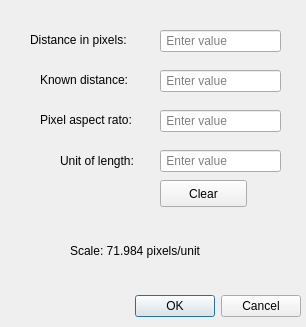
First picture: the form in src/gui/ui_designs/set_scale_window.ui, repository Nikolajkng/NanoparticleAnalysis, before the edit.
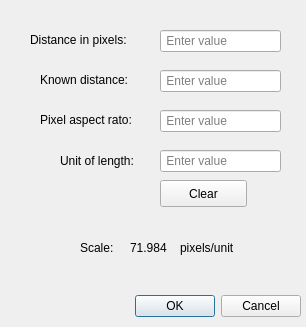
Second picture: the form after the edit.

Commit message: implemented set_scale, user can  manual config otherwise auto set

The edit to the form file:
```diff
--- a/src/gui/ui_designs/set_scale_window.ui
+++ b/src/gui/ui_designs/set_scale_window.ui
@@ -153,17 +153,17 @@
     <string>Clear</string>
    </property>
   </widget>
-  <widget class="QLabel" name="label_scale_result">
+  <widget class="QLabel" name="label_scale">
    <property name="geometry">
     <rect>
-     <x>70</x>
+     <x>80</x>
      <y>240</y>
-     <width>171</width>
-     <height>21</height>
+     <width>51</width>
+     <height>16</height>
     </rect>
    </property>
    <property name="text">
-    <string>Scale: 71.984 pixels/unit</string>
+    <string>Scale:</string>
    </property>
   </widget>
   <widget class="QLineEdit" name="setScaleInputField_Unit">
@@ -204,6 +204,32 @@
     <string>Unit of length:</string>
    </property>
   </widget>
+  <widget class="QLabel" name="label_scale_result">
+   <property name="geometry">
+    <rect>
+     <x>130</x>
+     <y>240</y>
+     <width>51</width>
+     <height>16</height>
+    </rect>
+   </property>
+   <property name="text">
+    <string>71.984</string>
+   </property>
+  </widget>
+  <widget class="QLabel" name="label_scale_unit">
+   <property name="geometry">
+    <rect>
+     <x>180</x>
+     <y>240</y>
+     <width>81</width>
+     <height>16</height>
+    </rect>
+   </property>
+   <property name="text">
+    <string>pixels/unit</string>
+   </property>
+  </widget>
  </widget>
  <resources/>
  <connections>
```
The commit also changes 4 other files.
